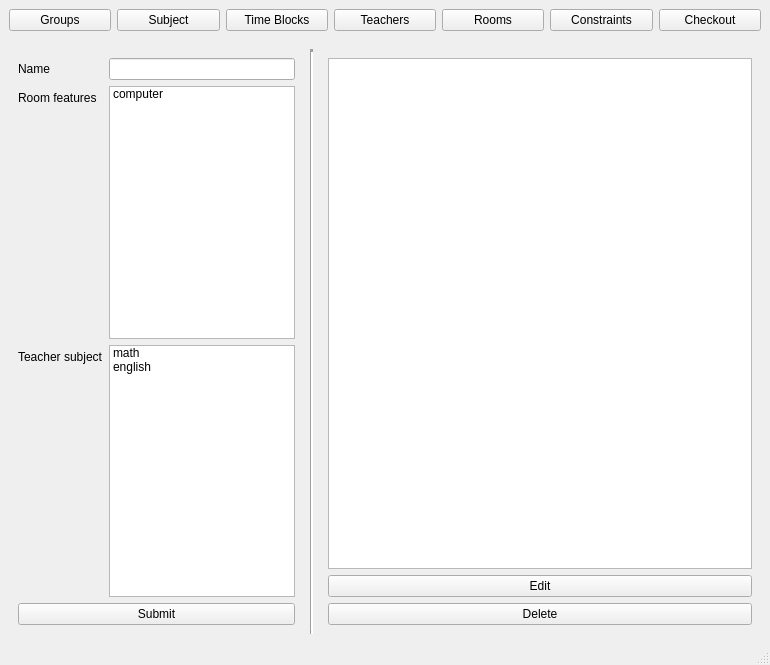
The window that client/workspace/app/mainwindow.ui (ddf172/Planner) describes before a commit, drawn with Qt 5.
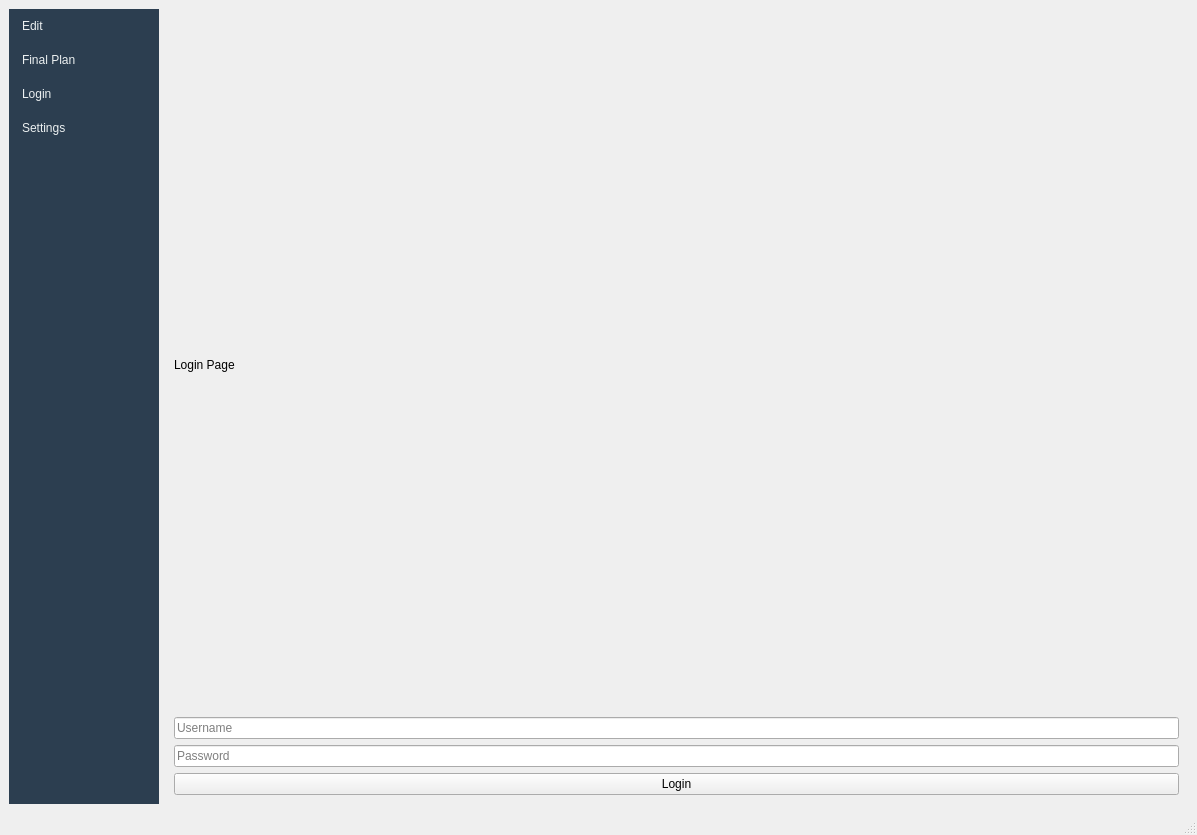
The same window after the commit. The open tabs and pages were chosen to show the change.

Commit message: add side menu (#5)

Diff of the .ui file:
```diff
--- a/client/workspace/app/mainwindow.ui
+++ b/client/workspace/app/mainwindow.ui
@@ -6,47 +6,81 @@
    <rect>
     <x>0</x>
     <y>0</y>
-    <width>770</width>
-    <height>665</height>
+    <width>1197</width>
+    <height>835</height>
    </rect>
   </property>
   <property name="windowTitle">
    <string>MainWindow</string>
   </property>
   <widget class="QWidget" name="centralwidget">
-   <layout class="QVBoxLayout" name="verticalLayout">
-    <property name="spacing">
-     <number>0</number>
-    </property>
-    <property name="leftMargin">
-     <number>0</number>
-    </property>
-    <property name="topMargin">
-     <number>0</number>
-    </property>
-    <property name="rightMargin">
-     <number>0</number>
-    </property>
-    <property name="bottomMargin">
-     <number>0</number>
-    </property>
+   <layout class="QHBoxLayout" name="horizontalLayoutMain">
     <item>
-     <widget class="QWidget" name="widget" native="true">
-      <property name="minimumSize">
+     <widget class="QListWidget" name="sideMenu">
+      <property name="maximumSize">
        <size>
-        <width>0</width>
-        <height>40</height>
+        <width>150</width>
+        <height>16777215</height>
        </size>
       </property>
-      <layout class="QHBoxLayout" name="horizontalLayout_3">
+      <property name="styleSheet">
+       <string>
+                                QListWidget {
+                                background-color: #2c3e50;
+                                color: #ecf0f1;
+                                border: none;
+                                }
+                                QListWidget::item {
+                                padding: 10px;
+                                border: none;
+                                }
+                                QListWidget::item:hover {
+                                background-color: #34495e;
+                                }
+                                QListWidget::item:selected {
+                                background-color: #1abc9c;
+                                color: #ffffff;
+                                }
+                            </string>
+      </property>
+      <property name="selectionMode">
+       <enum>QAbstractItemView::SingleSelection</enum>
+      </property>
+      <item>
+       <property name="text">
+        <string>Edit</string>
+       </property>
+      </item>
+      <item>
+       <property name="text">
+        <string>Final Plan</string>
+       </property>
+      </item>
+      <item>
+       <property name="text">
+        <string>Login</string>
+       </property>
+      </item>
+      <item>
+       <property name="text">
+        <string>Settings</string>
+       </property>
+      </item>
+     </widget>
+    </item>
+    <item>
+     <widget class="QStackedWidget" name="stackedWidgetMain">
+      <widget class="QWidget" name="editPage">
+       <layout class="QVBoxLayout" name="verticalLayoutEditPage">
+        <item>
+         <widget class="QStackedWidget" name="stackedWidgetEdit">
+          <widget class="QWidget" name="editPage">
+           <layout class="QVBoxLayout" name="verticalLayoutEditPage">
+            <item>
+             <widget class="QWidget" name="buttonPanel" native="true">
+              <layout class="QHBoxLayout" name="horizontalLayoutButtons">
        <item>
         <widget class="QPushButton" name="btn_Groups">
-         <property name="minimumSize">
-          <size>
-           <width>0</width>
-           <height>20</height>
-          </size>
-         </property>
          <property name="text">
           <string>Groups</string>
          </property>
@@ -55,7 +89,7 @@
        <item>
         <widget class="QPushButton" name="btn_Subjects">
          <property name="text">
-          <string>Subject</string>
+                  <string>Subjects</string>
          </property>
         </widget>
        </item>
@@ -98,7 +132,7 @@
      </widget>
     </item>
     <item>
-     <widget class="QStackedWidget" name="stackedWidget">
+             <widget class="QStackedWidget" name="stackedWidgetEditPages">
       <property name="minimumSize">
        <size>
         <width>80</width>
@@ -427,14 +461,14 @@
              <item row="1" column="0">
               <widget class="QLabel" name="label_14">
                <property name="text">
-                <string>Room features</string>
+                        <string>Room features </string>
                </property>
               </widget>
              </item>
              <item row="2" column="0">
               <widget class="QLabel" name="label_15">
                <property name="text">
-                <string>Teacher subject</string>
+                        <string>Teacher subject </string>
                </property>
               </widget>
              </item>
@@ -445,7 +479,7 @@
               <widget class="QListWidget" name="listWidgetSubjectConstraintRoom">
                <item>
                 <property name="text">
-                 <string>computer</string>
+                         <string>computer </string>
                 </property>
                </item>
               </widget>
@@ -454,12 +488,12 @@
               <widget class="QListWidget" name="listWidgetSubjectConstraintTeacher">
                <item>
                 <property name="text">
-                 <string>math</string>
+                         <string>math </string>
                 </property>
                </item>
                <item>
                 <property name="text">
-                 <string>english</string>
+                         <string>english </string>
                 </property>
                </item>
               </widget>
@@ -675,6 +709,92 @@
       </widget>
      </item>
     </layout>
+                 </widget>
+                </item>
+               </layout>
+              </widget>
+             </widget>
+            </item>
+           </layout>
+          </widget>
+         </widget>
+        </item>
+       </layout>
+      </widget>
+      <widget class="QWidget" name="finalPlanPage">
+       <layout class="QVBoxLayout" name="verticalLayoutFinalPlan">
+        <item>
+         <widget class="QLabel" name="labelFinalPlan">
+          <property name="text">
+           <string>Final Plan View</string>
+          </property>
+         </widget>
+        </item>
+       </layout>
+      </widget>
+      <widget class="QWidget" name="loginPage">
+       <layout class="QVBoxLayout" name="verticalLayoutLogin">
+        <item>
+         <widget class="QLabel" name="labelLogin">
+          <property name="text">
+           <string>Login Page</string>
+          </property>
+         </widget>
+        </item>
+        <item>
+         <widget class="QLineEdit" name="lineEditUsername">
+          <property name="placeholderText">
+           <string>Username</string>
+          </property>
+         </widget>
+        </item>
+        <item>
+         <widget class="QLineEdit" name="lineEditPassword">
+          <property name="echoMode">
+           <enum>QLineEdit::Password</enum>
+          </property>
+          <property name="placeholderText">
+           <string>Password</string>
+          </property>
+         </widget>
+        </item>
+        <item>
+         <widget class="QPushButton" name="pushButtonLogin">
+          <property name="text">
+           <string>Login</string>
+          </property>
+         </widget>
+        </item>
+       </layout>
+      </widget>
+      <widget class="QWidget" name="settingsPage">
+       <layout class="QVBoxLayout" name="verticalLayoutSettings">
+        <item>
+         <widget class="QLabel" name="labelSettings">
+          <property name="text">
+           <string>Settings Page</string>
+          </property>
+         </widget>
+        </item>
+        <item>
+         <widget class="QCheckBox" name="checkBoxOption1">
+          <property name="text">
+           <string>Option 1</string>
+          </property>
+         </widget>
+        </item>
+        <item>
+         <widget class="QCheckBox" name="checkBoxOption2">
+          <property name="text">
+           <string>Option 2</string>
+          </property>
+         </widget>
+        </item>
+        <item>
+         <widget class="QPushButton" name="pushButtonSaveSettings">
+          <property name="text">
+           <string>Save Settings</string>
+          </property>
    </widget>
   </item>
  </layout>
```
Left out of the diff: 19 changed lines with no effect on the pictures. Lines whose indentation alone changed are shown as unchanged. The commit also changes 2 other files.
